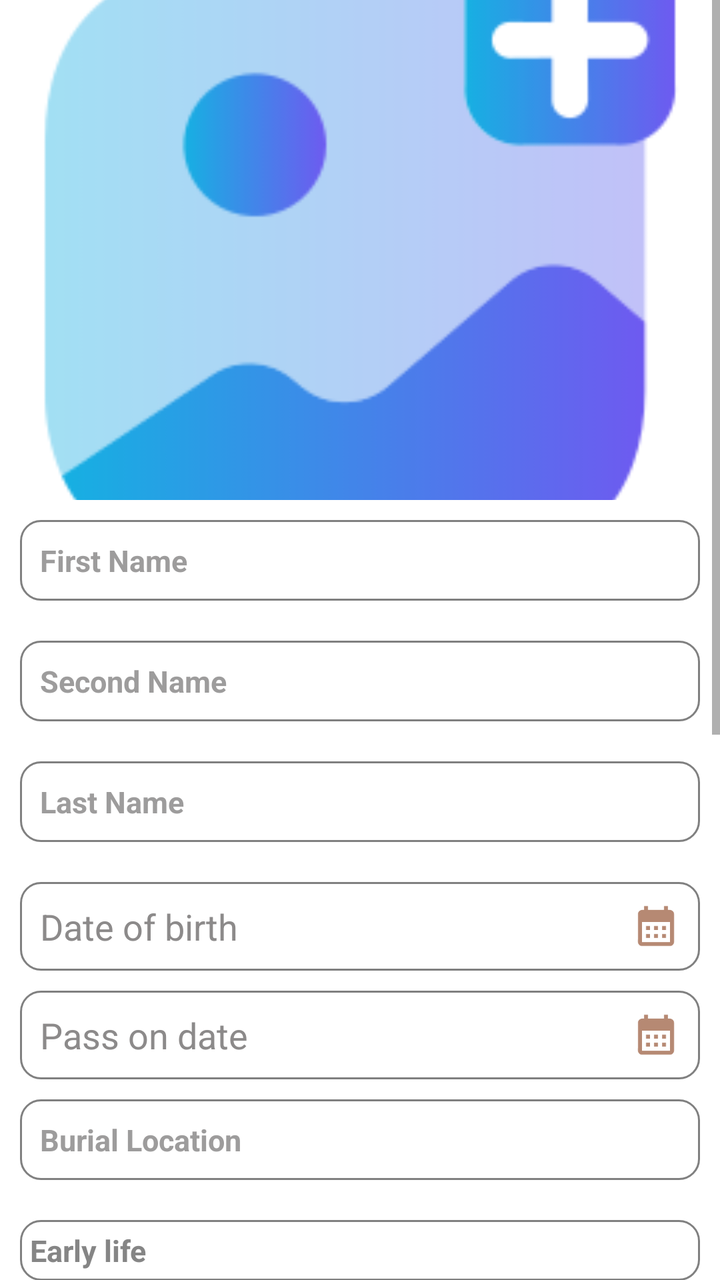
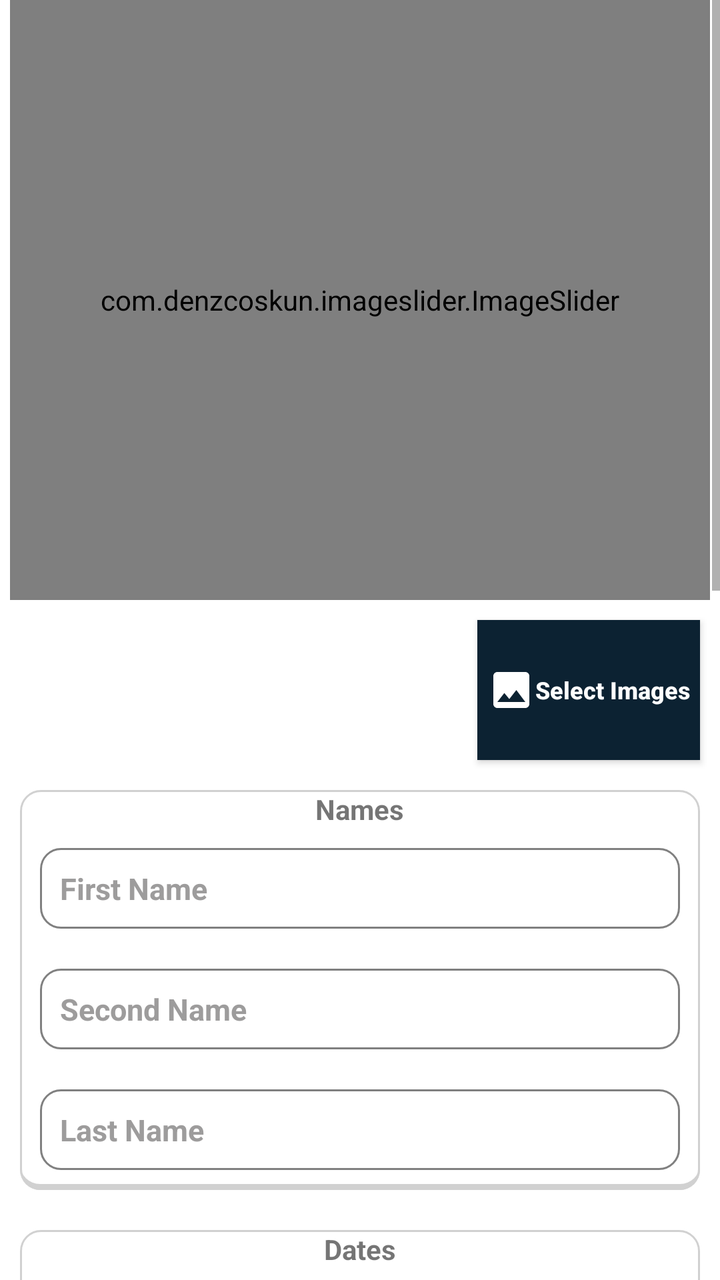

The first picture is an Android layout as it rendered before a commit; the second is the same layout after the commit. The layout source and the unified diff follow.
<!-- AndroidManifest.xml: application theme Theme.Farewell -->
<!-- res/layout/eulogy_input_activity.xml -->
<?xml version="1.0" encoding="utf-8"?>
<ScrollView xmlns:android="http://schemas.android.com/apk/res/android"
    android:layout_width="match_parent"
    android:layout_height="match_parent"
    android:background="@color/white"
    >
<LinearLayout
    android:orientation="vertical"
    android:layout_width="match_parent"
    android:layout_height="wrap_content">

    <ImageView
        android:id="@+id/deceased_image"
        android:layout_width="match_parent"
        android:layout_height="250dp"
        android:scaleType="centerCrop"
        android:src="@drawable/gallery"/>

    <EditText
        android:id="@+id/firstNameEditText"
        android:layout_width="match_parent"
        android:layout_height="wrap_content"
        android:background="@drawable/edittext_background"
        android:hint="First Name"
        android:inputType="textCapSentences"
        android:textColor="#272727"
        android:textStyle="bold"
        android:textColorHint="#9D9C9C"
        android:textSize="15sp"
        android:layout_margin="10dp"
        android:padding="10dp"/>

    <EditText
        android:id="@+id/secondNameEditText"
        android:layout_width="match_parent"
        android:layout_height="wrap_content"
        android:background="@drawable/edittext_background"
        android:hint="Second Name"
        android:inputType="textCapSentences"
        android:textColor="#272727"
        android:textStyle="bold"
        android:textColorHint="#9D9C9C"
        android:textSize="15sp"
        android:layout_margin="10dp"
        android:padding="10dp"/>

    <EditText
        android:id="@+id/lastNameEditText"
        android:layout_width="match_parent"
        android:layout_height="wrap_content"
        android:background="@drawable/edittext_background"
        android:hint="Last Name"
        android:inputType="textCapSentences"
        android:textColor="#272727"
        android:textStyle="bold"
        android:textColorHint="#9D9C9C"
        android:textSize="15sp"
        android:layout_margin="10dp"
        android:padding="10dp"/>

    <com.google.android.material.textfield.TextInputEditText
        android:id="@+id/DateofBirthEditText"
        android:layout_width="match_parent"
        android:layout_height="wrap_content"
        android:layout_marginStart="10dp"
        android:layout_marginTop="10dp"
        android:layout_marginEnd="10dp"
        android:background="@drawable/edittext_background"
        android:drawableEnd="@drawable/calendar"
        android:hint="Date of birth"
        android:padding="10dp"
        android:textColor="#272727"
        android:textColorHint="#8C8A8A" />

    <com.google.android.material.textfield.TextInputEditText
        android:id="@+id/passOnEditText"
        android:layout_width="match_parent"
        android:layout_height="wrap_content"
        android:layout_marginStart="10dp"
        android:layout_marginTop="10dp"
        android:layout_marginEnd="10dp"
        android:background="@drawable/edittext_background"
        android:drawableEnd="@drawable/calendar"
        android:hint="Pass on date"
        android:padding="10dp"
        android:textColor="#272727"
        android:textColorHint="#8C8A8A" />

    <EditText
        android:id="@+id/burialLocationEditText"
        android:layout_width="match_parent"
        android:layout_height="wrap_content"
        android:background="@drawable/edittext_background"
        android:hint="Burial Location"
        android:inputType="textCapSentences"
        android:textColor="#272727"
        android:textStyle="bold"
        android:textColorHint="#9D9C9C"
        android:textSize="15sp"
        android:layout_margin="10dp"
        android:padding="10dp"/>

    <EditText
        android:id="@+id/earlylife_biographyEditText"
        android:layout_width="match_parent"
        android:layout_height="wrap_content"
        android:background="@drawable/edittext_background"
        android:hint= "Early life"
        android:lineHeight="20dp"
        android:textColor="#272727"
        android:textStyle="bold"
        android:textColorHint="#858585"
        android:textSize="15sp"
        android:layout_margin="10dp"
        android:inputType="textMultiLine"
        android:padding="5dp"/>

    <EditText
        android:id="@+id/education_biographyEditText"
        android:layout_width="match_parent"
        android:layout_height="wrap_content"
        android:background="@drawable/edittext_background"
        android:hint= "Education"
        android:lineHeight="20dp"
        android:textColor="#272727"
        android:textStyle="bold"
        android:textColorHint="#858585"
        android:textSize="15sp"
        android:layout_margin="10dp"
        android:inputType="textMultiLine"
        android:padding="5dp"/>
    <EditText
        android:id="@+id/family_biographyEditText"
        android:layout_width="match_parent"
        android:layout_height="wrap_content"
        android:background="@drawable/edittext_background"
        android:hint= "Family"
        android:lineHeight="20dp"
        android:textColor="#272727"
        android:textStyle="bold"
        android:textColorHint="#858585"
        android:textSize="15sp"
        android:layout_margin="10dp"
        android:inputType="textMultiLine"
        android:padding="5dp"/>
    <EditText
        android:id="@+id/work_biographyEditText"
        android:layout_width="match_parent"
        android:layout_height="wrap_content"
        android:background="@drawable/edittext_background"
        android:hint= "Work"
        android:lineHeight="20dp"
        android:textColor="#272727"
        android:textStyle="bold"
        android:textColorHint="#858585"
        android:textSize="15sp"
        android:layout_margin="10dp"
        android:inputType="textMultiLine"
        android:padding="5dp"/>
    <EditText
        android:id="@+id/final_biographyEditText"
        android:layout_width="match_parent"
        android:layout_height="wrap_content"
        android:background="@drawable/edittext_background"
        android:hint= "Final moments"
        android:lineHeight="20dp"
        android:textColor="#272727"
        android:textStyle="bold"
        android:textColorHint="#858585"
        android:textSize="15sp"
        android:layout_margin="10dp"
        android:inputType="textMultiLine"
        android:padding="5dp"/>


    <LinearLayout
        android:layout_width="match_parent"
        android:layout_height="wrap_content"
        android:background="@drawable/layout_background"
        android:layout_margin="10dp"
        android:orientation="vertical">

        <TextView
            android:layout_width="wrap_content"
            android:layout_height="wrap_content"
            android:text="Eulogy Author"
            android:layout_gravity="center"
            android:textStyle="bold"/>

        <TextView
            android:layout_width="wrap_content"
            android:layout_height="wrap_content"
            android:text="@string/only_visible_to_farewell"
            android:layout_gravity="center"
            />

        <EditText
            android:id="@+id/authorNameEditText"
            android:layout_width="match_parent"
            android:layout_height="wrap_content"
            android:background="@drawable/edittext_background"
            android:hint="Your Name"
            android:inputType="textCapSentences"
            android:textColor="#272727"
            android:textStyle="bold"
            android:textColorHint="#9D9C9C"
            android:textSize="15sp"
            android:layout_margin="10dp"
            android:padding="10dp"/>

        <EditText
            android:id="@+id/phoneEditText"
            android:layout_width="match_parent"
            android:layout_height="wrap_content"
            android:background="@drawable/edittext_background"
            android:hint="Your phone"
            android:textColor="#272727"
            android:textStyle="bold"
            android:textColorHint="#9D9C9C"
            android:textSize="15sp"
            android:layout_margin="10dp"
            android:inputType="phone"
            android:padding="10dp"/>

    </LinearLayout>

    <androidx.appcompat.widget.AppCompatButton
        android:id="@+id/upload_btn"
        android:layout_width="match_parent"
        android:layout_height="wrap_content"
        android:layout_marginStart="10dp"
        android:layout_marginTop="10dp"
        android:layout_marginEnd="10dp"
        android:layout_marginBottom="10dp"
        android:background="#B68973"
        android:text="upload"
        android:drawableEnd="@drawable/cloud_upload"
        android:textColor="@color/white"
        android:textStyle="bold" />

</LinearLayout>
</ScrollView>
<!-- resources referenced by this layout -->
<resources>
  <color name="white">#FFFFFFFF</color>
  <!-- drawable calendar (drawable) -->
  <vector android:height="24dp" android:tint="#B68973"
      android:viewportHeight="24" android:viewportWidth="24"
      android:width="24dp" xmlns:android="http://schemas.android.com/apk/res/android">
      <path android:fillColor="@android:color/white" android:pathData="M19,4h-1V2h-2v2H8V2H6v2H5C3.89,4 3.01,4.9 3.01,6L3,20c0,1.1 0.89,2 2,2h14c1.1,0 2,-0.9 2,-2V6C21,4.9 20.1,4 19,4zM19,20H5V10h14V20zM9,14H7v-2h2V14zM13,14h-2v-2h2V14zM17,14h-2v-2h2V14zM9,18H7v-2h2V18zM13,18h-2v-2h2V18zM17,18h-2v-2h2V18z"/>
  </vector>
  <!-- drawable cloud_upload (drawable) -->
  <vector android:height="24dp" android:tint="#FFFFFF"
      android:viewportHeight="24" android:viewportWidth="24"
      android:width="24dp" xmlns:android="http://schemas.android.com/apk/res/android">
      <path android:fillColor="@android:color/white" android:pathData="M19.35,10.04C18.67,6.59 15.64,4 12,4 9.11,4 6.6,5.64 5.35,8.04 2.34,8.36 0,10.91 0,14c0,3.31 2.69,6 6,6h13c2.76,0 5,-2.24 5,-5 0,-2.64 -2.05,-4.78 -4.65,-4.96zM14,13v4h-4v-4H7l5,-5 5,5h-3z"/>
  </vector>
  <!-- drawable edittext_background (drawable) -->
  <?xml version="1.0" encoding="utf-8"?>
  <selector xmlns:android="http://schemas.android.com/apk/res/android">
      <item>
  
          <shape android:shape="rectangle">
              <corners android:radius="10dp">
  
              </corners>
              <solid android:color="#FFFFFF">
  
              </solid>
              <stroke
                  android:width="1dp"
                  android:color="#808080" />
  
          </shape>
  
      </item>
  </selector>
  <!-- drawable gallery: png bitmap (drawable, 8428 bytes) -->
  <!-- drawable layout_background (drawable) -->
  <?xml version="1.0" encoding="utf-8"?>
  <layer-list xmlns:android="http://schemas.android.com/apk/res/android">
  
      
      <item android:top="5dp">
          <shape>
              <solid android:color="#D1D1D1" />
              <corners android:radius="10dp" />
          </shape>
      </item>
      
      <item android:bottom="3dp">
          <shape>
              <solid android:color="@android:color/white" />
              <corners android:radius="10dp" />
          </shape>
      </item>
  
      <item>
          <shape android:shape="rectangle">
              <stroke android:width="1dp"
                  android:color="#D1D1D1" />
              <corners android:radius="10dp" />
          </shape>
      </item>
  
  </layer-list>
  <string name="only_visible_to_farewell">(This infomation is only visible to farewell NOT PUBLIC)</string>
  <style name="Theme.Farewell" parent="Theme.AppCompat.Light.DarkActionBar" />
</resources>

<!-- the commit's change to res/layout/eulogy_input_activity.xml (unified diff, before → after) -->
@@ -9,62 +9,115 @@
     android:layout_width="match_parent"
     android:layout_height="wrap_content">
 
-    <ImageView
-        android:id="@+id/deceased_image"
-        android:layout_width="match_parent"
-        android:layout_height="250dp"
+    <com.denzcoskun.imageslider.ImageSlider
+        android:id="@+id/add_images"
+        android:layout_width="match_parent"
+        android:layout_height="300dp"
+        android:layout_marginStart="5dp"
+        android:layout_marginEnd="5dp"
+        android:src="@drawable/gallery"
         android:scaleType="centerCrop"
-        android:src="@drawable/gallery"/>
-
-    <EditText
-        android:id="@+id/firstNameEditText"
-        android:layout_width="match_parent"
-        android:layout_height="wrap_content"
-        android:background="@drawable/edittext_background"
-        android:hint="First Name"
-        android:inputType="textCapSentences"
-        android:textColor="#272727"
-        android:textStyle="bold"
-        android:textColorHint="#9D9C9C"
-        android:textSize="15sp"
-        android:layout_margin="10dp"
-        android:padding="10dp"/>
-
-    <EditText
-        android:id="@+id/secondNameEditText"
-        android:layout_width="match_parent"
-        android:layout_height="wrap_content"
-        android:background="@drawable/edittext_background"
-        android:hint="Second Name"
-        android:inputType="textCapSentences"
-        android:textColor="#272727"
-        android:textStyle="bold"
-        android:textColorHint="#9D9C9C"
-        android:textSize="15sp"
-        android:layout_margin="10dp"
-        android:padding="10dp"/>
-
-    <EditText
-        android:id="@+id/lastNameEditText"
-        android:layout_width="match_parent"
-        android:layout_height="wrap_content"
-        android:background="@drawable/edittext_background"
-        android:hint="Last Name"
-        android:inputType="textCapSentences"
-        android:textColor="#272727"
-        android:textStyle="bold"
-        android:textColorHint="#9D9C9C"
-        android:textSize="15sp"
-        android:layout_margin="10dp"
-        android:padding="10dp"/>
-
-    <com.google.android.material.textfield.TextInputEditText
-        android:id="@+id/DateofBirthEditText"
-        android:layout_width="match_parent"
-        android:layout_height="wrap_content"
+        />
+
+    <androidx.appcompat.widget.AppCompatButton
+        android:id="@+id/select_images_button"
+        android:layout_width="wrap_content"
+        android:layout_height="70dp"
         android:layout_marginStart="10dp"
         android:layout_marginTop="10dp"
         android:layout_marginEnd="10dp"
+        android:layout_marginBottom="5dp"
+        android:padding="5dp"
+        android:background="#0C2232"
+        android:layout_gravity="end"
+        android:text="Select Images"
+        android:inputType="text"
+        android:drawableStart="@drawable/image_24"
+        android:textSize="12sp"
+        android:textColor="@color/white"
+        android:textStyle="bold" />
+
+    <LinearLayout
+        android:layout_width="match_parent"
+        android:layout_height="wrap_content"
+        android:background="@drawable/layout_background"
+        android:layout_margin="10dp"
+        android:orientation="vertical">
+
+        <TextView
+            android:layout_width="wrap_content"
+            android:layout_height="wrap_content"
+            android:text="Names"
+            android:layout_gravity="center"
+            android:textStyle="bold"/>
+
+    <EditText
+        android:id="@+id/firstNameEditText"
+        android:layout_width="match_parent"
+        android:layout_height="wrap_content"
+        android:background="@drawable/edittext_background"
+        android:hint="First Name"
+        android:inputType="textCapSentences"
+        android:textColor="#272727"
+        android:textStyle="bold"
+        android:textColorHint="#9D9C9C"
+        android:textSize="15sp"
+        android:layout_margin="10dp"
+        android:padding="10dp"/>
+
+    <EditText
+        android:id="@+id/secondNameEditText"
+        android:layout_width="match_parent"
+        android:layout_height="wrap_content"
+        android:background="@drawable/edittext_background"
+        android:hint="Second Name"
+        android:inputType="textCapSentences"
+        android:textColor="#272727"
+        android:textStyle="bold"
+        android:textColorHint="#9D9C9C"
+        android:textSize="15sp"
+        android:layout_margin="10dp"
+        android:padding="10dp"/>
+
+    <EditText
+        android:id="@+id/lastNameEditText"
+        android:layout_width="match_parent"
+        android:layout_height="wrap_content"
+        android:background="@drawable/edittext_background"
+        android:hint="Last Name"
+        android:inputType="textCapSentences"
+        android:textColor="#272727"
+        android:textStyle="bold"
+        android:textColorHint="#9D9C9C"
+        android:textSize="15sp"
+        android:layout_margin="10dp"
+        android:padding="10dp"/>
+
+    </LinearLayout>
+
+    <LinearLayout
+        android:layout_width="match_parent"
+        android:layout_height="wrap_content"
+        android:background="@drawable/layout_background"
+        android:layout_margin="10dp"
+
+        android:orientation="vertical">
+
+        <TextView
+            android:layout_width="wrap_content"
+            android:layout_height="wrap_content"
+            android:text="Dates"
+            android:layout_gravity="center"
+            android:textStyle="bold"/>
+
+    <com.google.android.material.textfield.TextInputEditText
+        android:id="@+id/DateofBirthEditText"
+        android:layout_width="match_parent"
+        android:layout_height="wrap_content"
+        android:layout_marginStart="10dp"
+        android:layout_marginTop="10dp"
+        android:layout_marginEnd="10dp"
+        android:layout_marginBottom="10dp"
         android:background="@drawable/edittext_background"
         android:drawableEnd="@drawable/calendar"
         android:hint="Date of birth"
@@ -79,6 +132,7 @@
         android:layout_marginStart="10dp"
         android:layout_marginTop="10dp"
         android:layout_marginEnd="10dp"
+        android:layout_marginBottom="10dp"
         android:background="@drawable/edittext_background"
         android:drawableEnd="@drawable/calendar"
         android:hint="Pass on date"
@@ -86,19 +140,36 @@
         android:textColor="#272727"
         android:textColorHint="#8C8A8A" />
 
-    <EditText
-        android:id="@+id/burialLocationEditText"
-        android:layout_width="match_parent"
-        android:layout_height="wrap_content"
-        android:background="@drawable/edittext_background"
-        android:hint="Burial Location"
-        android:inputType="textCapSentences"
-        android:textColor="#272727"
-        android:textStyle="bold"
-        android:textColorHint="#9D9C9C"
-        android:textSize="15sp"
-        android:layout_margin="10dp"
-        android:padding="10dp"/>
+        <EditText
+            android:id="@+id/burialLocationEditText"
+            android:layout_width="match_parent"
+            android:layout_height="wrap_content"
+            android:background="@drawable/edittext_background"
+            android:hint="Burial Location"
+            android:inputType="textCapSentences"
+            android:textColor="#272727"
+            android:textStyle="bold"
+            android:textColorHint="#9D9C9C"
+            android:textSize="15sp"
+            android:layout_margin="10dp"
+            android:padding="10dp"/>
+    </LinearLayout>
+
+    <LinearLayout
+        android:layout_width="match_parent"
+        android:layout_height="wrap_content"
+        android:background="@drawable/layout_background"
+        android:layout_margin="10dp"
+        android:orientation="vertical">
+
+        <TextView
+            android:layout_width="wrap_content"
+            android:layout_height="wrap_content"
+            android:text="Life History"
+            android:layout_gravity="center"
+            android:textStyle="bold"/>
+
+
 
     <EditText
         android:id="@+id/earlylife_biographyEditText"
@@ -171,6 +242,7 @@
         android:layout_margin="10dp"
         android:inputType="textMultiLine"
         android:padding="5dp"/>
+    </LinearLayout>
 
 
     <LinearLayout
@@ -225,7 +297,7 @@
     </LinearLayout>
 
     <androidx.appcompat.widget.AppCompatButton
-        android:id="@+id/upload_btn"
+        android:id="@+id/proceed_btn"
         android:layout_width="match_parent"
         android:layout_height="wrap_content"
         android:layout_marginStart="10dp"
@@ -233,8 +305,8 @@
         android:layout_marginEnd="10dp"
         android:layout_marginBottom="10dp"
         android:background="#B68973"
-        android:text="upload"
-        android:drawableEnd="@drawable/cloud_upload"
+        android:text="Proceed"
+        android:drawableEnd="@drawable/arrow_circle_right_24"
         android:textColor="@color/white"
         android:textStyle="bold" />
 
<!-- resource entries referenced after the edit -->
@@ -1,17 +1,17 @@
 <!-- resources referenced by this layout -->
 <resources>
   <color name="white">#FFFFFFFF</color>
+  <!-- drawable arrow_circle_right_24 (drawable) -->
+  <vector xmlns:android="http://schemas.android.com/apk/res/android" android:height="24dp" android:tint="#FFFFFF" android:viewportHeight="24" android:viewportWidth="24" android:width="24dp">
+        
+      <path android:fillColor="@android:color/white" android:pathData="M22,12c0,-5.52 -4.48,-10 -10,-10S2,6.48 2,12c0,5.52 4.48,10 10,10S22,17.52 22,12zM12,13l-4,0v-2l4,0V8l4,4l-4,4V13z"/>
+      
+  </vector>
   <!-- drawable calendar (drawable) -->
   <vector android:height="24dp" android:tint="#B68973"
       android:viewportHeight="24" android:viewportWidth="24"
       android:width="24dp" xmlns:android="http://schemas.android.com/apk/res/android">
       <path android:fillColor="@android:color/white" android:pathData="M19,4h-1V2h-2v2H8V2H6v2H5C3.89,4 3.01,4.9 3.01,6L3,20c0,1.1 0.89,2 2,2h14c1.1,0 2,-0.9 2,-2V6C21,4.9 20.1,4 19,4zM19,20H5V10h14V20zM9,14H7v-2h2V14zM13,14h-2v-2h2V14zM17,14h-2v-2h2V14zM9,18H7v-2h2V18zM13,18h-2v-2h2V18zM17,18h-2v-2h2V18z"/>
-  </vector>
-  <!-- drawable cloud_upload (drawable) -->
-  <vector android:height="24dp" android:tint="#FFFFFF"
-      android:viewportHeight="24" android:viewportWidth="24"
-      android:width="24dp" xmlns:android="http://schemas.android.com/apk/res/android">
-      <path android:fillColor="@android:color/white" android:pathData="M19.35,10.04C18.67,6.59 15.64,4 12,4 9.11,4 6.6,5.64 5.35,8.04 2.34,8.36 0,10.91 0,14c0,3.31 2.69,6 6,6h13c2.76,0 5,-2.24 5,-5 0,-2.64 -2.05,-4.78 -4.65,-4.96zM14,13v4h-4v-4H7l5,-5 5,5h-3z"/>
   </vector>
   <!-- drawable edittext_background (drawable) -->
   <?xml version="1.0" encoding="utf-8"?>
@@ -34,6 +34,12 @@
       </item>
   </selector>
   <!-- drawable gallery: png bitmap (drawable, 8428 bytes) -->
+  <!-- drawable image_24 (drawable) -->
+  <vector android:height="24dp" android:tint="#FFFFFF"
+      android:viewportHeight="24" android:viewportWidth="24"
+      android:width="24dp" xmlns:android="http://schemas.android.com/apk/res/android">
+      <path android:fillColor="@android:color/white" android:pathData="M21,19V5c0,-1.1 -0.9,-2 -2,-2H5c-1.1,0 -2,0.9 -2,2v14c0,1.1 0.9,2 2,2h14c1.1,0 2,-0.9 2,-2zM8.5,13.5l2.5,3.01L14.5,12l4.5,6H5l3.5,-4.5z"/>
+  </vector>
   <!-- drawable layout_background (drawable) -->
   <?xml version="1.0" encoding="utf-8"?>
   <layer-list xmlns:android="http://schemas.android.com/apk/res/android">
